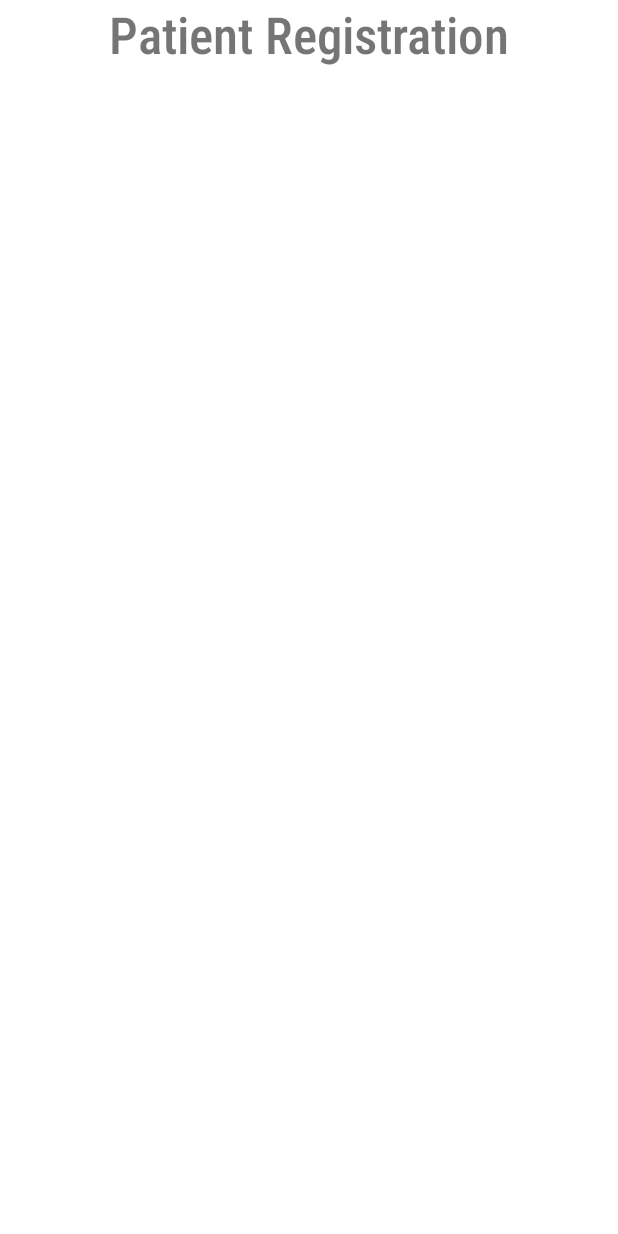
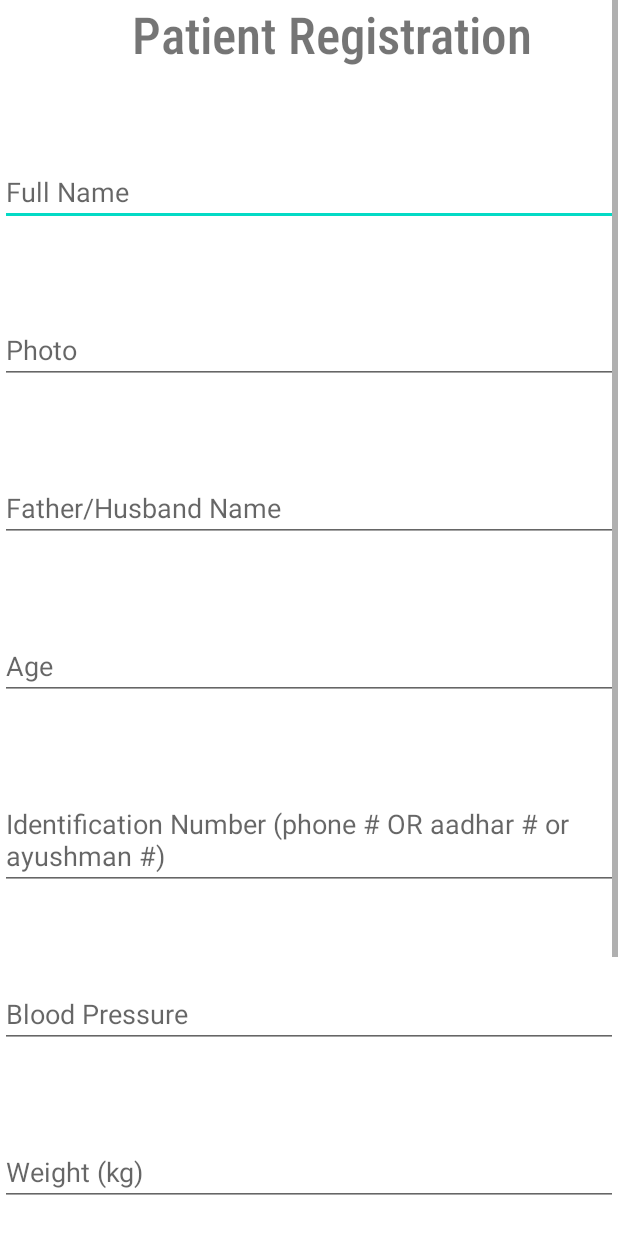
Before and after one commit to sohumk07/ParivaarApp, an Android app: the layout activity_new_patient_registration.xml on its own in the app's theme, with its tools: preview values and no code run, on a phone screen of 412 x 824 dp. Run offline under Robolectric (Android 15) with nearby library versions, the phone set to English and light mode, and no system bars.

Commit message:
project up to Patient Registration

```diff
--- a/app/src/main/res/layout/activity_new_patient_registration.xml
+++ b/app/src/main/res/layout/activity_new_patient_registration.xml
@@ -1,20 +1,100 @@
 <?xml version="1.0" encoding="utf-8"?>
-<RelativeLayout xmlns:android="http://schemas.android.com/apk/res/android"
-    xmlns:app="http://schemas.android.com/apk/res-auto"
+<ScrollView xmlns:android="http://schemas.android.com/apk/res/android"    xmlns:app="http://schemas.android.com/apk/res-auto"
     xmlns:tools="http://schemas.android.com/tools"
     android:layout_width="match_parent"
     android:layout_height="match_parent"
     tools:context=".NewPatientRegistration">
 
+    <LinearLayout
+        android:orientation="vertical" android:layout_width="match_parent"
+        android:layout_height="match_parent">
 
-    <TextView
-        android:id="@+id/textView7"
-        android:layout_width="wrap_content"
-        android:layout_height="wrap_content"
-        android:layout_centerHorizontal="true"
-        android:textSize="34sp"
-        android:fontFamily="sans-serif-condensed-medium"
-        android:text="Patient Registration" />
+        <TextView
+            android:id="@+id/textView7"
+            android:layout_width="match_parent"
+            android:layout_height="match_parent"
+            android:layout_centerHorizontal="true"
+            android:fontFamily="sans-serif-condensed-medium"
+            android:text="           Patient Registration"
+            android:textSize="34sp"
+            />
 
 
-</RelativeLayout>
+        <EditText android:layout_width="match_parent"
+            android:layout_height="match_parent"
+            android:layout_gravity="center"
+            android:layout_marginTop="60dp"
+            android:hint="Full Name"
+            android:id="@+id/full_name"/>
+
+        <EditText android:layout_width="match_parent"
+            android:layout_height="match_parent"
+            android:layout_gravity="center"
+            android:layout_marginTop="60dp"
+            android:hint="Photo"
+            android:id="@+id/patient_registration_photo"/>
+
+        <EditText android:layout_width="match_parent"
+            android:layout_height="match_parent"
+            android:layout_gravity="center"
+            android:layout_marginTop="60dp"
+            android:hint="Father/Husband Name"
+            android:id="@+id/patient_registration_husband_name"/>
+
+        <EditText android:layout_width="match_parent"
+            android:layout_height="match_parent"
+            android:layout_gravity="center"
+            android:layout_marginTop="60dp"
+            android:hint="Age"
+            android:id="@+id/patient_registration_age"/>
+
+        <EditText android:layout_width="match_parent"
+            android:layout_height="match_parent"
+            android:layout_gravity="center"
+            android:layout_marginTop="60dp"
+            android:hint="Identification Number (phone # OR aadhar # or ayushman #)"
+            android:id="@+id/patient_registration_identification"/>
+
+        <EditText android:layout_width="match_parent"
+            android:layout_height="match_parent"
+            android:layout_gravity="center"
+            android:layout_marginTop="60dp"
+            android:hint="Blood Pressure"
+            android:id="@+id/patient_registration_bp"/>
+
+        <EditText android:layout_width="match_parent"
+            android:layout_height="match_parent"
+            android:layout_gravity="center"
+            android:layout_marginTop="60dp"
+            android:hint="Weight (kg)"
+            android:id="@+id/patient_registration_weight"/>
+
+        <EditText android:layout_width="match_parent"
+            android:layout_height="match_parent"
+            android:layout_gravity="center"
+            android:layout_marginTop="60dp"
+            android:hint="Body Temperature"
+            android:id="@+id/patient_registration_body_temperature"/>
+
+        <EditText android:layout_width="match_parent"
+            android:layout_height="match_parent"
+            android:layout_gravity="center"
+            android:layout_marginTop="60dp"
+            android:hint="Blood Sugar"
+            android:id="@+id/patient_registration_blood_sugar"/>
+
+        <Button
+            android:id="@+id/patient_registration_button"
+            android:layout_width="175dp"
+            android:layout_height="50dp"
+            android:text="Upload"
+            android:textColor="@color/white" />
+
+
+    </LinearLayout>
+
+
+
+
+
+</ScrollView>
```
Also changed, not shown: app/src/main/AndroidManifest.xml (+7 -2 lines), app/src/main/java/com/example/parivaarapp/ClinicLogin.java (+9 -0 lines), app/src/main/java/com/example/parivaarapp/DailyActivation.java (+9 -5 lines), app/src/main/java/com/example/parivaarapp/MainActivity.java (+37 -0 lines), app/src/main/java/com/example/parivaarapp/NewPatientRegistration.java (+271 -0 lines), app/src/main/java/com/example/parivaarapp/PresetData.java (+28 -0 lines), app/src/main/res/drawable-anydpi/menu.xml (added, +11 -0 lines), app/src/main/res/layout/activity_daily_activation.xml (+5 -4 lines), app/src/main/res/menu/main.xml (added, +13 -0 lines), app/src/main/java/com/example/parivaarapp/Menu.java (line endings or trailing spaces), app/src/main/res/drawable-hdpi/menu.png (added), app/src/main/res/drawable-mdpi/menu.png (added), app/src/main/res/drawable-xhdpi/menu.png (added), app/src/main/res/drawable-xxhdpi/menu.png (added).
